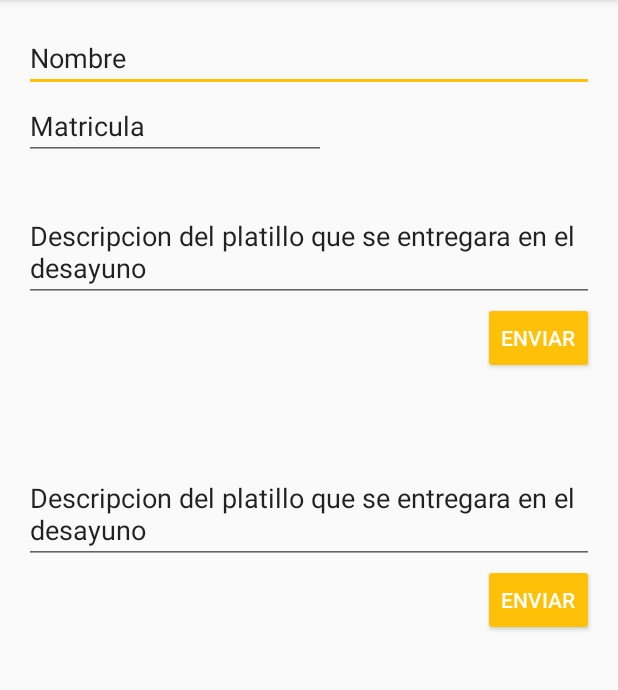
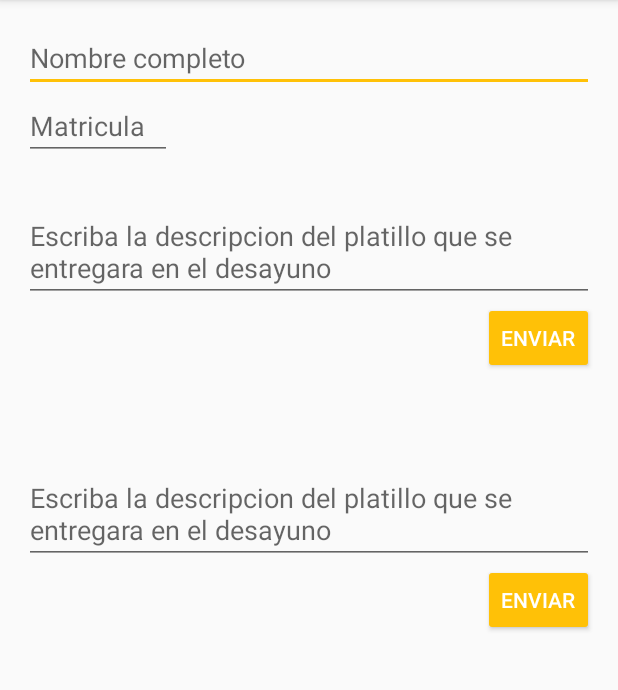
Before and after one commit to Tannyzz/App-AyudaComedor, an Android app: the screen it shows after launch (MainActivity), on a phone screen of 412 x 824 dp, the part 84-774 px from its top. Run offline under Robolectric (Android 15) with nearby library versions, the phone set to English and light mode, and no system bars; our stand-ins replace ButterKnife.

Commit message:
Se modifico los id de cada EditText y se agrego los enlaces a las vistas del layout

```diff
--- a/app/src/main/java/com/mobauacm/naveli/ayudacomdeor/MainActivity.java
+++ b/app/src/main/java/com/mobauacm/naveli/ayudacomdeor/MainActivity.java
@@ -5,8 +5,17 @@ import android.content.DialogInterface;
 import android.support.v7.app.AppCompatActivity;
 import android.os.Bundle;
 import android.widget.Button;
+import android.widget.EditText;
+import android.widget.TextView;
+
+import butterknife.Bind;
 
 public class MainActivity extends AppCompatActivity{
+
+    @Bind(R.id.name) EditText name;
+    @Bind(R.id.lastName) EditText lastName;
+    @Bind(R.id.desayuno) EditText desatuno;
+    @Bind(R.id.comida) EditText comida;
 
     @Override
     protected void onCreate(Bundle savedInstanceState) {
--- a/app/src/main/res/layout/activity_main.xml
+++ b/app/src/main/res/layout/activity_main.xml
@@ -13,9 +13,9 @@
         android:layout_width="wrap_content"
         android:layout_height="wrap_content"
         android:inputType="textPersonName"
-        android:text="Nombre"
+        android:hint="Nombre completo"
         android:ems="10"
-        android:id="@+id/editText"
+        android:id="@+id/name"
         android:layout_alignParentTop="true"
         android:layout_alignParentLeft="true"
         android:layout_alignParentStart="true"
@@ -25,25 +25,25 @@
     <EditText
         android:layout_width="wrap_content"
         android:layout_height="wrap_content"
-        android:id="@+id/editText2"
-        android:layout_below="@+id/editText"
+        android:id="@+id/lastName"
+        android:layout_below="@+id/name"
         android:layout_alignParentLeft="true"
         android:layout_alignParentStart="true"
-        android:text="Matricula                         " />
+        android:hint="Matricula   " />
 
     <EditText
         android:layout_width="wrap_content"
         android:layout_height="wrap_content"
         android:inputType="textMultiLine"
         android:ems="10"
-        android:id="@+id/editText3"
-        android:layout_below="@+id/editText2"
+        android:id="@+id/desayuno"
+        android:layout_below="@+id/lastName"
         android:layout_alignParentLeft="true"
         android:layout_alignParentStart="true"
         android:layout_marginTop="28dp"
-        android:text="Descripcion del platillo que se entregara en el desayuno"
-        android:layout_alignRight="@+id/editText"
-        android:layout_alignEnd="@+id/editText" />
+        android:hint="Escriba la descripcion del platillo que se entregara en el desayuno"
+        android:layout_alignRight="@+id/name"
+        android:layout_alignEnd="@+id/name" />
 
     <Button
         style="?android:attr/buttonStyleSmall"
@@ -51,9 +51,9 @@
         android:layout_height="wrap_content"
         android:text="Enviar"
         android:id="@+id/button"
-        android:layout_below="@+id/editText3"
-        android:layout_alignRight="@+id/editText3"
-        android:layout_alignEnd="@+id/editText3"
+        android:layout_below="@+id/desayuno"
+        android:layout_alignRight="@+id/desayuno"
+        android:layout_alignEnd="@+id/desayuno"
         android:theme="@style/MiBotonRaised" />
 
     <EditText
@@ -61,14 +61,14 @@
         android:layout_height="wrap_content"
         android:inputType="textMultiLine"
         android:ems="10"
-        android:id="@+id/editText4"
+        android:id="@+id/comida"
         android:layout_below="@+id/button"
         android:layout_alignParentLeft="true"
         android:layout_alignParentStart="true"
         android:layout_marginTop="60dp"
         android:layout_alignRight="@+id/button"
         android:layout_alignEnd="@+id/button"
-        android:text="Descripcion del platillo que se entregara en el desayuno" />
+        android:hint="Escriba la descripcion del platillo que se entregara en el desayuno" />
 
     <Button
         style="?android:attr/buttonStyleSmall"
@@ -76,8 +76,8 @@
         android:layout_height="wrap_content"
         android:text="Enviar"
         android:id="@+id/button2"
-        android:layout_below="@+id/editText4"
-        android:layout_alignRight="@+id/editText4"
-        android:layout_alignEnd="@+id/editText4"
+        android:layout_below="@+id/comida"
+        android:layout_alignRight="@+id/comida"
+        android:layout_alignEnd="@+id/comida"
         android:theme="@style/MiBotonRaised" />
 </RelativeLayout>
```
